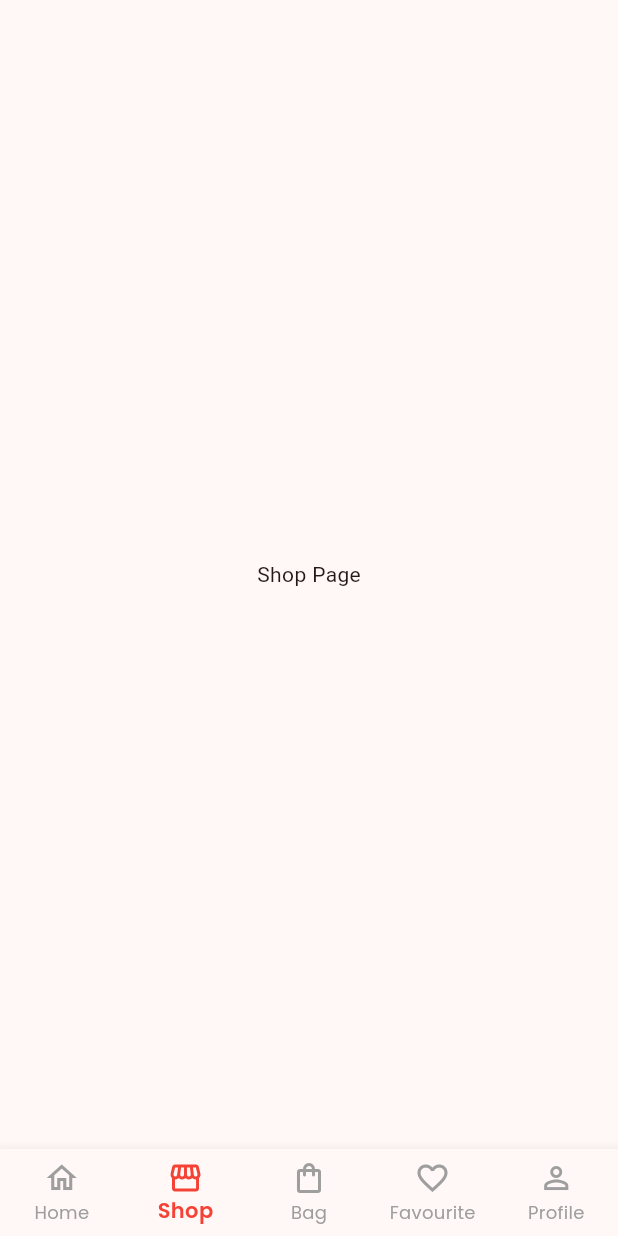
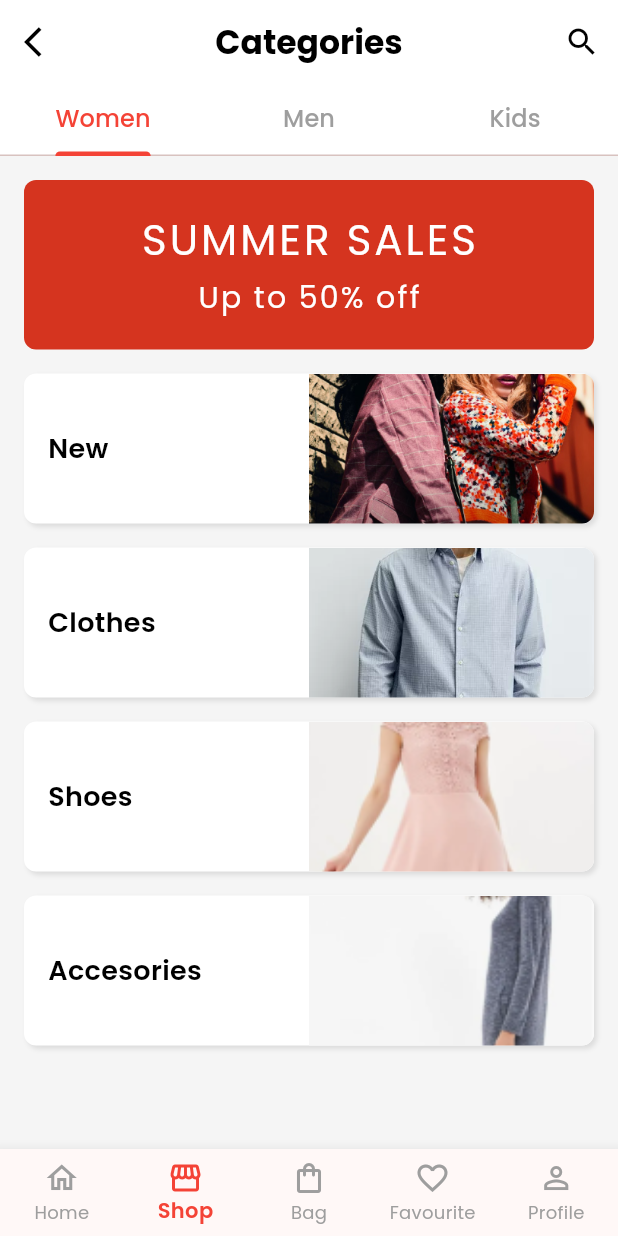
Before and after one commit to Hasib-39/goofy-street, a Flutter app: the MainScreen screen opened directly, item 2 of the bottom bar chosen, on a phone screen of 412 x 824 dp. Run offline on Flutter 3.47's test engine with Material 3 defaults, Android fonts, the phone set to English and light mode, and no system bars; our stand-ins replace flutter_rating_bar, font_awesome_flutter, google_fonts, shared_preferences; accounts and stored records are empty.

Commit message:
Shop Screen added

```diff
--- a/lib/screens/main_screen.dart
+++ b/lib/screens/main_screen.dart
@@ -1,4 +1,5 @@
 import 'package:flutter/material.dart';
+import 'package:goofy_street/screens/shop_screen.dart';
 import 'package:google_fonts/google_fonts.dart';
 import 'home_screen.dart';
 
@@ -14,7 +15,7 @@
 
   final List<Widget> _screens = [
     const HomeScreen(),
-    const Center(child: Text("Shop Page")),
+    const ShopScreen(),
     const Center(child: Text("Bag Page")),
     const Center(child: Text("Favourite Page")),
     const Center(child: Text("Profile Page")),
--- /dev/null
+++ b/lib/screens/shop_screen.dart
@@ -0,0 +1,197 @@
+import 'package:flutter/material.dart';
+import 'package:google_fonts/google_fonts.dart';
+import 'category_details_screen.dart';
+
+class ShopScreen extends StatefulWidget {
+  const ShopScreen({super.key});
+
+  @override
+  State<ShopScreen> createState() => _ShopScreenState();
+}
+
+class _ShopScreenState extends State<ShopScreen> {
+
+  @override
+  Widget build(BuildContext context) {
+    return DefaultTabController(
+      length: 3,
+      child: Scaffold(
+        backgroundColor: Colors.grey[100],
+        appBar: AppBar(
+          elevation: 0,
+          backgroundColor: Colors.white,
+          title: Text("Categories",
+              style: GoogleFonts.poppins(
+                  color: Colors.black,
+                fontWeight: FontWeight.bold
+              )),
+          leading: IconButton(
+            onPressed: (){},
+            icon: const Icon(Icons.arrow_back_ios, color: Colors.black)
+          ),
+          centerTitle: true,
+          actions: [
+            IconButton(
+              onPressed: (){},
+              icon: const Icon(Icons.search, color: Colors.black)
+            )
+          ],
+          bottom: TabBar(
+            labelColor: Colors.red,
+            unselectedLabelColor: Colors.grey,
+            indicatorColor: Colors.red,
+            tabs: [
+              Tab(child: Text("Women", style: GoogleFonts.poppins(
+                  fontWeight: FontWeight.w500,
+                fontSize: 16,
+              ),)),
+              Tab(child: Text("Men", style: GoogleFonts.poppins(
+                  fontWeight: FontWeight.w500,
+                fontSize: 16,
+              ),)),
+              Tab(child: Text("Kids", style: GoogleFonts.poppins(
+                  fontWeight: FontWeight.w500,
+                fontSize: 16,
+              ),)),
+            ],
+          ),
+        ),
+        body: TabBarView(
+          children: [
+            _buildWomenTab(),
+            _buildMenTab(),
+            _buildKidsTab(),
+          ],
+        ),
+      ),
+    );
+  }
+
+  Widget _buildWomenTab() {
+    return SingleChildScrollView(
+      child: Column(
+        children: [
+          Container(
+            width: double.infinity,
+            margin: const EdgeInsets.all(16),
+            padding: const EdgeInsets.symmetric(vertical: 20),
+            decoration: BoxDecoration(
+              color: Color(0xffd5341f),
+              borderRadius: BorderRadius.circular(8),
+            ),
+            child: Column(
+              children: [
+                Text(
+                  "SUMMER SALES",
+                  style: GoogleFonts.poppins(
+                    color: Colors.white,
+                    fontSize: 28,
+                    letterSpacing: 2.0,
+                  ),
+                ),
+                SizedBox(height: 4),
+                Text(
+                  "Up to 50% off",
+                  style: GoogleFonts.poppins(
+                    color: Colors.white,
+                    fontSize: 20,
+                    letterSpacing: 1.5,
+                  ),
+                ),
+              ],
+            ),
+          ),
+          Padding(
+            padding: const EdgeInsets.symmetric(horizontal: 16),
+            child: Column(
+              children: [
+                _buildCategoryItem("New", "assets/images/banner.png"),
+                _buildCategoryItem("Clothes", "assets/products/casual_shirt.webp"),
+                _buildCategoryItem("Shoes", "assets/products/evening_dress.png"),
+                _buildCategoryItem("Accesories", "assets/products/sports_dress.png"),
+              ],
+            ),
+          ),
+        ],
+      ),
+      );
+  }
+
+  Widget _buildMenTab() {
+    return const Center(child: Text("Men's Categories Coming Soon"));
+  }
+
+  Widget _buildKidsTab() {
+    return const Center(child: Text("Kids' Categories Coming Soon"));
+  }
+
+  Widget _buildCategoryItem(String title, String imagePath) {
+    return GestureDetector(
+      onTap: () {
+        final tabController = DefaultTabController.of(context);
+        final gender = tabController.index == 0
+            ? "Women"
+            : tabController.index == 1
+                ? "Men"
+                : "Kids";
+        Navigator.push(
+          context,
+          MaterialPageRoute(
+            builder: (context) => CategoryDetailsScreen(
+              gender: gender,
+              category: title,
+            ),
+          ),
+        );
+      },
+      child: Container(
+        height: 100,
+        margin: const EdgeInsets.only(bottom: 16),
+        decoration: BoxDecoration(
+          color: Colors.white,
+          boxShadow: [
+            BoxShadow(
+              offset: const Offset(2, 2),
+              blurRadius: 2,
+              color: Colors.black.withValues(alpha: 0.1),
+            )
+          ],
+          borderRadius: BorderRadius.circular(8),
+        ),
+        child: Row(
+          children: [
+            // Left side - Text
+            Expanded(
+              child: Padding(
+                padding: const EdgeInsets.all(16.0),
+                child: Text(
+                  title,
+                  style: GoogleFonts.poppins(
+                    color: Colors.black,
+                    fontSize: 18,
+                    fontWeight: FontWeight.w600,
+                  ),
+                ),
+              ),
+            ),
+            // Right side - Image
+            Expanded(
+              child: Container(
+                decoration: BoxDecoration(
+                  borderRadius: const BorderRadius.only(
+                    topRight: Radius.circular(8),
+                    bottomRight: Radius.circular(8),
+                  ),
+                  image: DecorationImage(
+                    image: AssetImage(imagePath),
+                    fit: BoxFit.cover,
+                  ),
+                ),
+              ),
+            ),
+          ],
+        ),
+      ),
+    );
+  }
+}
--- a/lib/widgets/product_card.dart
+++ b/lib/widgets/product_card.dart
@@ -1,6 +1,6 @@
 import 'package:flutter/material.dart';
+import 'package:flutter_rating_bar/flutter_rating_bar.dart';
 import 'package:google_fonts/google_fonts.dart';
-import 'package:flutter_rating_bar/flutter_rating_bar.dart';
 import '../models/product_model.dart';
 
 class ProductCard extends StatelessWidget {
```
Also changed, not shown: assets/Screenshot 2025-10-20 175001.png (added), lib/screens/category_details_screen.dart (added).
